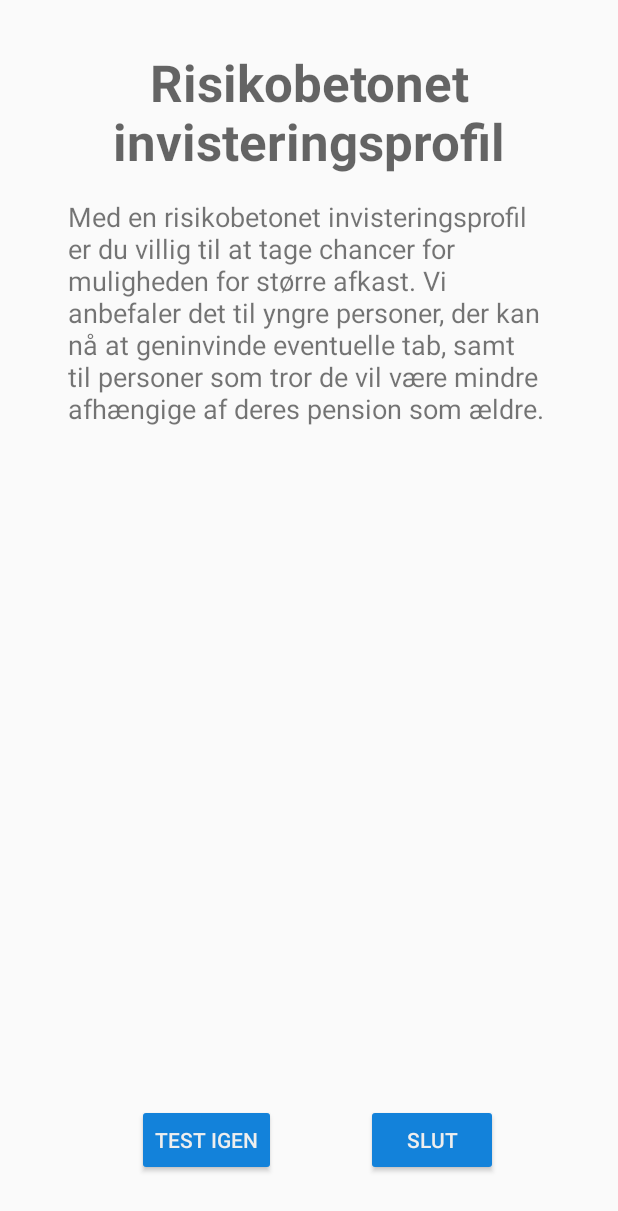
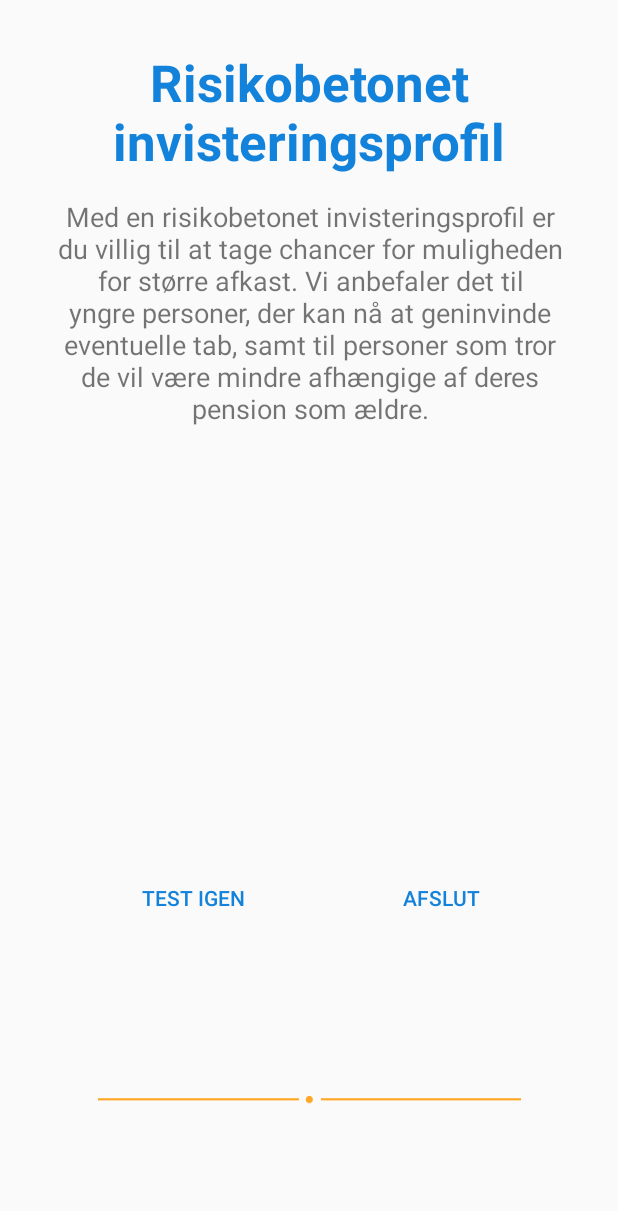
Before and after one commit to s147300/final_pensionconsult, an Android app: the TestResult screen opened directly, with no data from a screen before it, on a phone screen of 412 x 824 dp. Shown: the top 1211 px of the screen. Run offline under Robolectric (Android 15) with nearby library versions, the phone set to English and light mode, and no system bars; our stand-ins replace Firebase (no records; nobody signed in at launch, a user with empty details on screens opened directly); 1 statement that could not run was skipped.

Commit message:
Button makeover and other design changes

```diff
--- a/app/src/main/java/com/example/jonathanlarsen/pensionconsultmainpage/TestQuestions.java
+++ b/app/src/main/java/com/example/jonathanlarsen/pensionconsultmainpage/TestQuestions.java
@@ -67,8 +67,9 @@ public class TestQuestions extends AppCompatActivity implements View.OnClickList
         rdgrp.setOnCheckedChangeListener(new RadioGroup.OnCheckedChangeListener()
         {
             @Override
-            public void onCheckedChanged(RadioGroup group, int checkedId) {
+            public void onCheckedChanged(RadioGroup group, int checkedId) { //når radiobutton pressed, aktiver næste knap og sæt visibility.
                 next.setEnabled(true);
+                next.setAlpha(1.0f);
             }
         });
     }
@@ -105,6 +106,7 @@ public class TestQuestions extends AppCompatActivity implements View.OnClickList
     }
     private void setQuestion(){
         next.setEnabled(false);
+        next.setAlpha(0.26f);
         TextView tv = (TextView) findViewById(R.id.question);
         tv.setText((questAnws[i][0])); //spørgsmålet er altid position 0 i hvert array
     }
--- a/app/src/main/java/com/example/jonathanlarsen/pensionconsultmainpage/TestResult.java
+++ b/app/src/main/java/com/example/jonathanlarsen/pensionconsultmainpage/TestResult.java
@@ -40,20 +40,21 @@ public class TestResult extends AppCompatActivity implements View.OnClickListene
 
         Bundle Extra = getIntent().getExtras(); //udpakker extras sendt fra intent (her mainactivity)
         double value = Extra.getDouble("sum");
+        System.out.println("sum = " + value);
 
 
-        if (value < 2.84) {
+        if (value <= 2.84) {
             headline.setText("Risikobetonet invisteringsprofil");
             resultText.setText("Med en risikobetonet invisteringsprofil er du villig til at tage chancer for muligheden for større afkast. Vi anbefaler det til yngre personer, der kan nå at geninvinde eventuelle tab, samt til personer som tror de vil være mindre afhængige af deres pension som ældre.");
-            test.updateResult(FirebaseDatabase.getInstance().getReferenceFromUrl("https://test-stats-4b610.firebaseio.com/Risikovillig"));
+            test.updateResult(FirebaseDatabase.getInstance().getReferenceFromUrl("https://test-stats-4b610.firebaseio.com/Tests/1"));
             test.setText();
         }
-        if (value > 2.84 && value < 3.15) {
+        if (value > 2.84 && value <= 3.15) {
             headline.setText("Gennemsnitlig invisteringsprofil");
             resultText.setText("Med en gennemsnitlig invisteringsprofil er du villig til at tage chancer, men måske kun i dele af din opsparingsperiode. Det kan f.eks. være givligt for dig invisterer din pension i aktier imens du er ung og senere skifte over til obligationer");
             test.updateResult(FirebaseDatabase.getInstance().getReferenceFromUrl("https://test-stats-4b610.firebaseio.com/Gennemsnitlig"));
         }
-        if (value > 3.15 && value < 3.48) {
+        if (value > 3.15 && value <= 3.48) {
             headline.setText("Forsigtig invisteringsprofil");
             resultText.setText("Med en forsigtig invisteringsprofil er det bedste at holde sig til invistering med lave svingninger, typisk obligatione. Der kan dog stadig være fordele ved at ændre til en mere risikobetonet gruppe i perioder af dit liv. Vi vil gerne hjælpe dig med at tage beslutninger omkring din pension undervejs. ");
             test.updateResult(FirebaseDatabase.getInstance().getReferenceFromUrl("https://test-stats-4b610.firebaseio.com/Forsigtig"));
--- a/app/src/main/java/com/example/jonathanlarsen/pensionconsultmainpage/TestStatistic.java
+++ b/app/src/main/java/com/example/jonathanlarsen/pensionconsultmainpage/TestStatistic.java
@@ -1,12 +1,5 @@
 package com.example.jonathanlarsen.pensionconsultmainpage;
 
-import android.os.Bundle;
-import android.support.v7.app.AppCompatActivity;
-import android.support.v7.widget.Toolbar;
-import android.util.Log;
-
-import com.google.firebase.FirebaseApp;
-import com.google.firebase.FirebaseOptions;
 import com.google.firebase.database.DataSnapshot;
 import com.google.firebase.database.DatabaseError;
 import com.google.firebase.database.DatabaseReference;
@@ -15,13 +8,27 @@ import com.google.firebase.database.MutableData;
 import com.google.firebase.database.Transaction;
 import com.google.firebase.database.ValueEventListener;
 
-import static android.content.ContentValues.TAG;
-
 /**
  * Created by Morten on 13-01-2018.
  */
 
 public class TestStatistic  {
+
+    public String getResult() {
+        return result;
+    }
+
+    public void setResult(String result) {
+        this.result = result;
+    }
+
+    public int getTaken() {
+        return taken;
+    }
+
+    public void setTaken(int taken) {
+        this.taken = taken;
+    }
 
     public String result;
     public int taken=0;
@@ -59,12 +66,15 @@ public class TestStatistic  {
         });
 
     }
-    public String setText() {
-        ref = FirebaseDatabase.getInstance().getReferenceFromUrl("https://test-stats-4b610.firebaseio.com/Risikovillig/taken");
-        ref.addListenerForSingleValueEvent(new ValueEventListener() {
+    public void setText() {
+        ref = FirebaseDatabase.getInstance().getReferenceFromUrl("https://test-stats-4b610.firebaseio.com/Tests/1/result");
+            ValueEventListener testListner = new ValueEventListener() {
             @Override
             public void onDataChange(DataSnapshot dataSnapshot) {
-                System.out.println("Token = " + dataSnapshot.getValue());
+                    System.out.print("datasnapshot" + dataSnapshot.getValue());
+                    //String hello = test.getResult();
+                    //System.out.println(hello);
+
 
             }
 
@@ -72,9 +82,8 @@ public class TestStatistic  {
             public void onCancelled(DatabaseError databaseError) {
 
             }
-        });
-        return "yes";
+        };
+        ref.addValueEventListener(testListner);
     }
 
-
     }
--- a/app/src/main/res/layout/activity_test_result.xml
+++ b/app/src/main/res/layout/activity_test_result.xml
@@ -14,6 +14,7 @@
         android:text="Dit resultat: Høj risiko"
         android:textAlignment="center"
         android:textAppearance="@style/TextAppearance.AppCompat.Display1"
+        android:textColor="@color/colorPrimary"
         android:textStyle="bold"
         app:layout_constraintHorizontal_bias="0.0"
         app:layout_constraintLeft_toLeftOf="parent"
@@ -25,14 +26,15 @@
 
     <TextView
         android:id="@+id/resultText"
-        android:layout_width="323dp"
+        android:layout_width="345dp"
         android:layout_height="221dp"
         android:layout_marginBottom="8dp"
         android:layout_marginTop="100dp"
         android:text="Forklarende tekst tekst teksttekstteksttekstteksttekstteksttekstteksttekstteksttekstteksttekstteksttekstteksttekst "
+        android:textAlignment="center"
         android:textSize="18sp"
         app:layout_constraintBottom_toBottomOf="parent"
-        app:layout_constraintHorizontal_bias="0.508"
+        app:layout_constraintHorizontal_bias="0.512"
         app:layout_constraintLeft_toLeftOf="parent"
         app:layout_constraintRight_toRightOf="parent"
         app:layout_constraintTop_toTopOf="@+id/resultHeadline"
@@ -44,26 +46,51 @@
 
     <Button
         android:id="@+id/againButt"
-        android:layout_width="wrap_content"
-        android:layout_height="wrap_content"
-        android:layout_marginBottom="40dp"
-        android:layout_marginLeft="8dp"
-        android:layout_marginRight="8dp"
+        style="@style/Widget.AppCompat.Button.Borderless"
+        android:layout_width="107dp"
+        android:layout_height="55dp"
+        android:layout_marginBottom="8dp"
+        android:layout_marginEnd="8dp"
+        android:layout_marginStart="8dp"
+        android:layout_marginTop="8dp"
+        android:text="Test igen"
+        android:textColor="@color/colorPrimary"
         android:theme="@style/primaryButtons"
-        android:text="Test igen"
         app:layout_constraintBottom_toBottomOf="parent"
-        app:layout_constraintHorizontal_bias="0.618"
-        app:layout_constraintLeft_toLeftOf="parent"
-        app:layout_constraintRight_toLeftOf="@+id/endButt" />
+        app:layout_constraintEnd_toStartOf="@+id/endButt"
+        app:layout_constraintHorizontal_bias="0.574"
+        app:layout_constraintStart_toStartOf="parent"
+        app:layout_constraintTop_toBottomOf="@+id/resultText"
+        app:layout_constraintVertical_bias="0.524" />
 
     <Button
         android:id="@+id/endButt"
-        android:layout_width="wrap_content"
+        style="@style/Widget.AppCompat.Button.Borderless"
+        android:layout_width="107dp"
+        android:layout_height="55dp"
+        android:layout_marginBottom="8dp"
+        android:layout_marginEnd="64dp"
+        android:layout_marginTop="8dp"
+        android:text="AfSlut"
+        android:textColor="@color/colorPrimary"
+        android:theme="@style/primaryButtons"
+        app:layout_constraintBottom_toBottomOf="parent"
+        app:layout_constraintEnd_toEndOf="parent"
+        app:layout_constraintTop_toBottomOf="@+id/resultText"
+        app:layout_constraintVertical_bias="0.524" />
+
+    <ImageView
+        android:id="@+id/imageView2"
+        android:layout_width="286dp"
         android:layout_height="wrap_content"
-        android:layout_marginBottom="40dp"
-        android:layout_marginRight="80dp"
-        android:theme="@style/primaryButtons"
-        android:text="Slut"
+        android:layout_marginBottom="8dp"
+        android:layout_marginEnd="8dp"
+        android:layout_marginStart="8dp"
+        android:layout_marginTop="8dp"
         app:layout_constraintBottom_toBottomOf="parent"
-        app:layout_constraintRight_toRightOf="parent" />
+        app:layout_constraintEnd_toEndOf="parent"
+        app:layout_constraintStart_toStartOf="parent"
+        app:layout_constraintTop_toTopOf="parent"
+        app:layout_constraintVertical_bias="0.914"
+        app:srcCompat="@drawable/sojle" />
 </android.support.constraint.ConstraintLayout>
--- a/app/src/main/res/layout/nav_header_front_page.xml
+++ b/app/src/main/res/layout/nav_header_front_page.xml
@@ -15,8 +15,8 @@
 
     <ImageView
         android:id="@+id/imageView"
-        android:layout_width="233dp"
-        android:layout_height="70dp"
+        android:layout_width="183dp"
+        android:layout_height="42dp"
         android:background="@drawable/pensionconsultlogo"
         android:paddingTop="@dimen/nav_header_vertical_spacing" />
 
--- a/app/src/main/res/values/colors.xml
+++ b/app/src/main/res/values/colors.xml
@@ -1,6 +1,8 @@
 <?xml version="1.0" encoding="utf-8"?>
 <resources>
     <color name="colorPrimary">#1382da</color>
+    <color name="colorPrimaryLessOpacity">#421382da</color>
+
     <color name="colorPrimaryDark">#454545</color>
     <color name="colorAccent">#1382da</color>
     <color name="unchecked">#BDBDBD</color>
--- a/app/src/main/res/values/styles.xml
+++ b/app/src/main/res/values/styles.xml
@@ -19,7 +19,7 @@
 
     <style name="QuestionButton" parent="ThemeOverlay.AppCompat">
         <item name="colorButtonNormal">@drawable/btn_questions</item>
-        <item name="android:textColor">@color/grey</item>
+
     </style>
     <style name="primaryButtons" parent="ThemeOverlay.AppCompat">
         <item name="colorButtonNormal">@color/colorPrimary</item>
```
Also changed, not shown: app/src/main/res/layout/activity_test_questions.xml (+44 -22 lines), app/src/main/res/layout/fragment_home.xml (+16 -11 lines).
